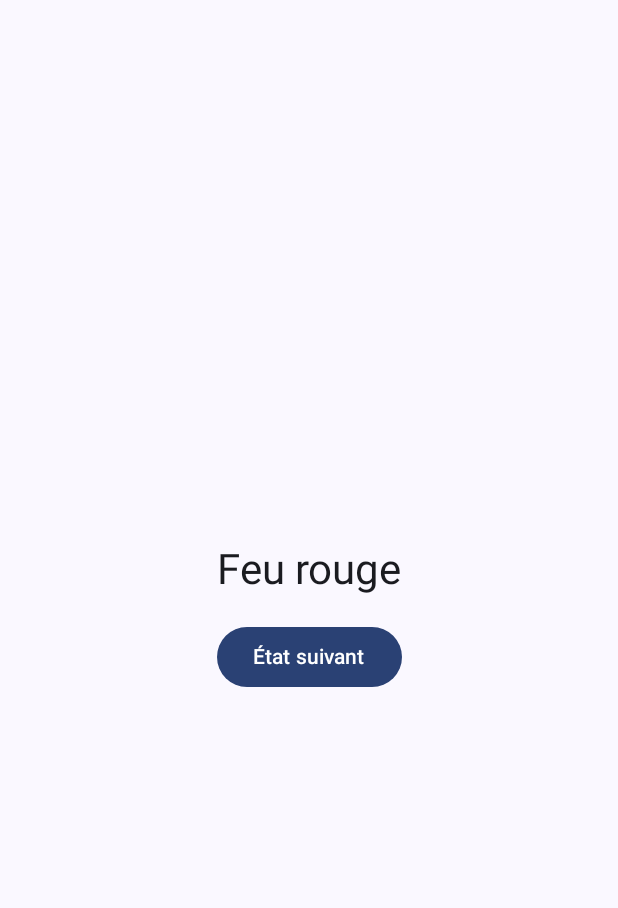
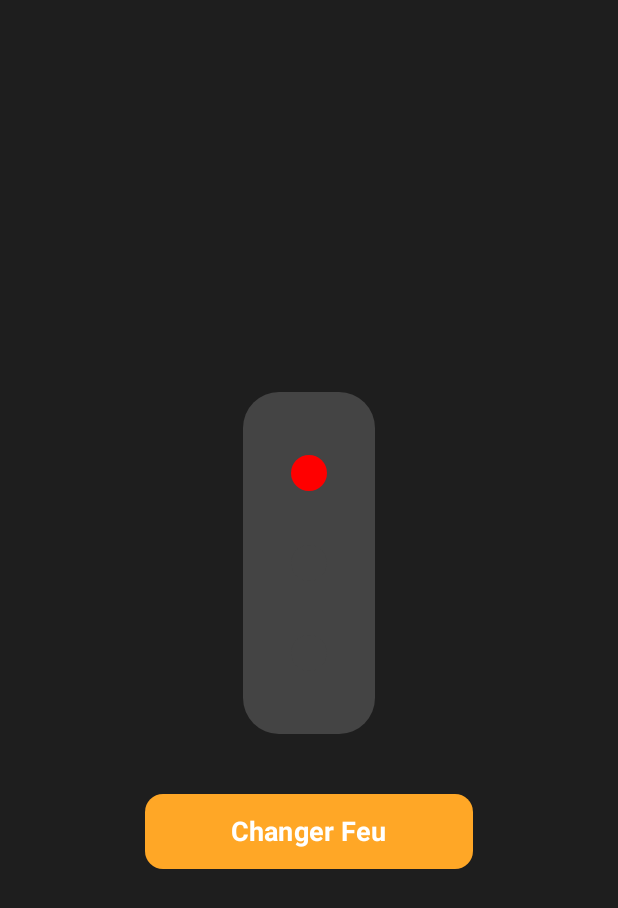
Before and after one commit to rabihrajaa/TP4_Android, an Android app built with Jetpack Compose: the screen it shows after launch (MainActivity), on a phone screen of 412 x 824 dp. Shown: the top 908 px of the screen. Run offline under Robolectric (Android 15) with nearby library versions, the phone set to English and light mode, and no system bars.

Commit message:
last_commit3

```diff
--- a/app/src/main/java/fr/iutlan/tp4/feu3/ui/Feu3View.kt
+++ b/app/src/main/java/fr/iutlan/tp4/feu3/ui/Feu3View.kt
@@ -1,11 +1,18 @@
 package fr.iutlan.tp4.feu3.ui
 
+import androidx.compose.animation.animateColorAsState
+import androidx.compose.foundation.Canvas
+import androidx.compose.foundation.background
 import androidx.compose.foundation.layout.*
+import androidx.compose.foundation.shape.RoundedCornerShape
 import androidx.compose.material3.*
-import androidx.compose.runtime.Composable
-import androidx.compose.ui.Alignment
-import androidx.compose.ui.Modifier
+import androidx.compose.runtime.*
+import androidx.compose.ui.*
+import androidx.compose.ui.draw.clip
+import androidx.compose.ui.graphics.Color
+import androidx.compose.ui.text.font.FontWeight
 import androidx.compose.ui.unit.dp
+import androidx.compose.ui.unit.sp
 import androidx.lifecycle.viewmodel.compose.viewModel
 import fr.iutlan.tp4.feu3.controller.Feu3ViewModel
 import fr.iutlan.tp4.feu3.state.Feu3State
@@ -14,22 +21,76 @@ import fr.iutlan.tp4.feu3.state.Feu3State
 fun MainActivityFeu3View(viewmodel: Feu3ViewModel = viewModel()) {
     val state = viewmodel.state
 
-    Column(
-        verticalArrangement = Arrangement.Center,
-        horizontalAlignment = Alignment.CenterHorizontally
+    Box(
+        modifier = Modifier
+            .fillMaxSize()
+            .background(Color(0xFF1E1E1E)), // Fond sombre pour un effet réaliste
+        contentAlignment = Alignment.Center
     ) {
-        Feu3View(state)
-        Spacer(modifier = Modifier.height(16.dp))
-        Button(onClick = { viewmodel.suivant() }) {
-            Text("État suivant")
+        Column(
+            verticalArrangement = Arrangement.Center,
+            horizontalAlignment = Alignment.CenterHorizontally,
+            modifier = Modifier.padding(24.dp)
+        ) {
+            Feu3Card(state)
+            Spacer(modifier = Modifier.height(24.dp))
+            Button(
+                onClick = { viewmodel.suivant() },
+                modifier = Modifier
+                    .fillMaxWidth(0.6f)
+                    .height(50.dp),
+                shape = RoundedCornerShape(12.dp),
+                colors = ButtonDefaults.buttonColors(containerColor = Color(0xFFFFA726))
+            ) {
+                Text(
+                    text = "Changer Feu",
+                    fontSize = 18.sp,
+                    fontWeight = FontWeight.Bold,
+                    color = Color.White
+                )
+            }
         }
     }
 }
 
 @Composable
-fun Feu3View(state: Feu3State) {
-    Text(
-        text = "Feu ${state.nomCouleur}",
-        style = MaterialTheme.typography.headlineMedium
+fun Feu3Card(state: Feu3State) {
+    Card(
+        modifier = Modifier
+            .width(120.dp)
+            .padding(16.dp),
+        shape = RoundedCornerShape(24.dp),
+        colors = CardDefaults.cardColors(containerColor = Color.DarkGray)
+    ) {
+        Column(
+            modifier = Modifier
+                .padding(24.dp)
+                .fillMaxWidth(),
+            horizontalAlignment = Alignment.CenterHorizontally
+        ) {
+            FeuAnimated(Color.Red, state.rouge)
+            FeuAnimated(Color(0xFFFFA500), state.orange) // Orange
+            FeuAnimated(Color.Green, state.vert)
+        }
+    }
+}
+
+@Composable
+fun FeuAnimated(color: Color, isOn: Boolean, modifier: Modifier = Modifier) {
+    val animatedColor by animateColorAsState(
+        targetValue = if (isOn) color else Color.DarkGray,
+        label = "Feu Color Animation"
+    )
+
+    Canvas(
+        modifier = Modifier
+            .size(60.dp)
+            .padding(8.dp),
+        onDraw = {
+            drawCircle(
+                color = animatedColor,
+                radius = size.minDimension / 2
+            )
+        }
     )
 }
```
Also changed, not shown: app/src/main/java/fr/iutlan/tp4/carrefour/ui/CarrefourView.kt (+85 -10 lines).
